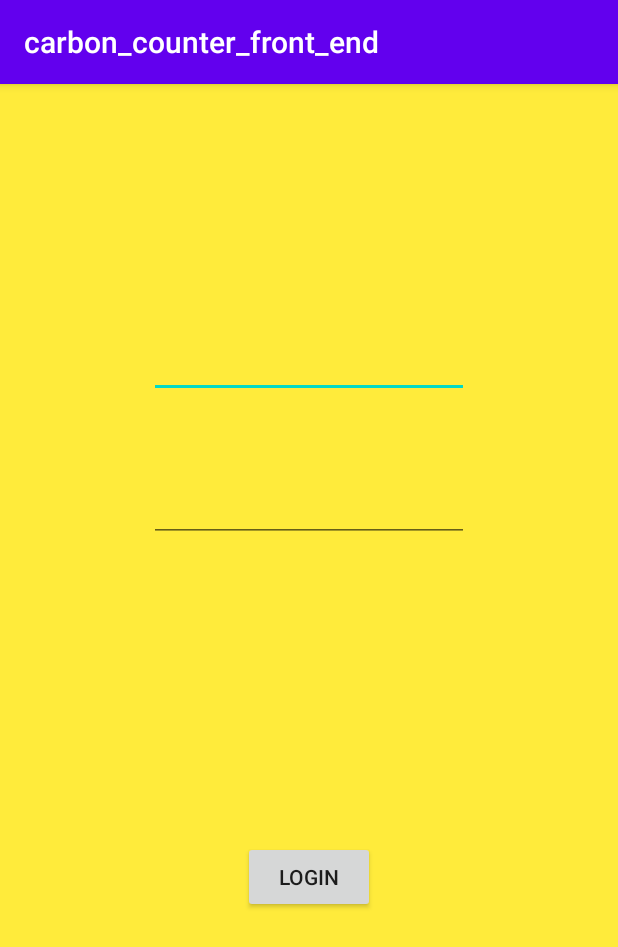
After one commit to C-Glick/CS309, an Android app: the LoginActivity screen opened directly, with no data from a screen before it, on a phone screen of 412 x 824 dp. The commit adds this screen. Shown: the top 947 px of the screen. Run offline under Robolectric (Android 15) with nearby library versions, the phone set to English and light mode, and no system bars.

Commit message:
Created new activity for login screen and added basic elements

```diff
--- a/Frontend/carbon_counter_front_end/app/src/main/AndroidManifest.xml
+++ b/Frontend/carbon_counter_front_end/app/src/main/AndroidManifest.xml
@@ -1,6 +1,7 @@
 <?xml version="1.0" encoding="utf-8"?>
 <manifest xmlns:android="http://schemas.android.com/apk/res/android"
     package="com.example.carbon_counter_front_end">
+    <uses-permission android:name="android.permission.INTERNET"></uses-permission>
 
     <application
         android:allowBackup="true"
@@ -9,6 +10,7 @@
         android:roundIcon="@mipmap/ic_launcher_round"
         android:supportsRtl="true"
         android:theme="@style/AppTheme">
+        <activity android:name=".LoginActivity"></activity>
         <activity android:name=".MainActivity">
             <intent-filter>
                 <action android:name="android.intent.action.MAIN" />
--- /dev/null
+++ b/Frontend/carbon_counter_front_end/app/src/main/java/com/example/carbon_counter_front_end/LoginActivity.java
@@ -0,0 +1,20 @@
+package com.example.carbon_counter_front_end;
+
+import androidx.appcompat.app.AppCompatActivity;
+
+import android.os.Bundle;
+import android.widget.Button;
+import android.widget.TextView;
+
+public class LoginActivity extends AppCompatActivity {
+
+    @Override
+    protected void onCreate(Bundle savedInstanceState) {
+        super.onCreate(savedInstanceState);
+        setContentView(R.layout.activity_login);
+
+        TextView username = (TextView) findViewById(R.id.username);
+        TextView password = (TextView) findViewById(R.id.password);
+        Button loginButton= (Button) findViewById(R.id.buttonLogin);
+    }
+}
--- a/Frontend/carbon_counter_front_end/app/src/main/java/com/example/carbon_counter_front_end/MainActivity.java
+++ b/Frontend/carbon_counter_front_end/app/src/main/java/com/example/carbon_counter_front_end/MainActivity.java
@@ -3,6 +3,7 @@ package com.example.carbon_counter_front_end;
 import androidx.appcompat.app.AppCompatActivity;
 
 import android.os.Bundle;
+import android.widget.TextView;
 
 public class MainActivity extends AppCompatActivity {
 
--- /dev/null
+++ b/Frontend/carbon_counter_front_end/app/src/main/res/layout/activity_login.xml
@@ -0,0 +1,47 @@
+<?xml version="1.0" encoding="utf-8"?>
+<RelativeLayout xmlns:android="http://schemas.android.com/apk/res/android"
+    xmlns:app="http://schemas.android.com/apk/res-auto"
+    xmlns:tools="http://schemas.android.com/tools"
+    android:layout_width="match_parent"
+    android:layout_height="match_parent"
+    android:background="#FFEB3B"
+    tools:context=".LoginActivity">
+
+    <EditText
+        android:id="@+id/username"
+        android:layout_width="wrap_content"
+        android:layout_height="wrap_content"
+        android:layout_alignParentTop="true"
+        android:layout_centerHorizontal="true"
+        android:layout_marginTop="164dp"
+        android:ems="10"
+        android:inputType="textEmailAddress"
+        app:layout_constraintEnd_toEndOf="parent"
+        app:layout_constraintStart_toStartOf="parent"
+        tools:layout_editor_absoluteY="171dp" />
+
+    <EditText
+        android:id="@+id/password"
+        android:layout_width="wrap_content"
+        android:layout_height="wrap_content"
+        android:layout_alignParentTop="true"
+        android:layout_centerHorizontal="true"
+        android:layout_marginTop="260dp"
+        android:ems="10"
+        android:inputType="textPassword"
+        app:layout_constraintEnd_toEndOf="parent"
+        app:layout_constraintStart_toStartOf="parent"
+        tools:layout_editor_absoluteY="246dp" />
+
+    <Button
+        android:id="@+id/buttonLogin"
+        android:layout_width="wrap_content"
+        android:layout_height="wrap_content"
+        android:layout_alignParentBottom="true"
+        android:layout_centerHorizontal="true"
+        android:layout_marginBottom="215dp"
+        android:text="@string/login"
+        app:layout_constraintEnd_toEndOf="parent"
+        app:layout_constraintStart_toStartOf="parent"
+        tools:layout_editor_absoluteY="325dp" />
+</RelativeLayout>
--- a/Frontend/carbon_counter_front_end/app/src/main/res/values/strings.xml
+++ b/Frontend/carbon_counter_front_end/app/src/main/res/values/strings.xml
@@ -1,3 +1,4 @@
 <resources>
     <string name="app_name">carbon_counter_front_end</string>
+    <string name="login">Login</string>
 </resources>
```
